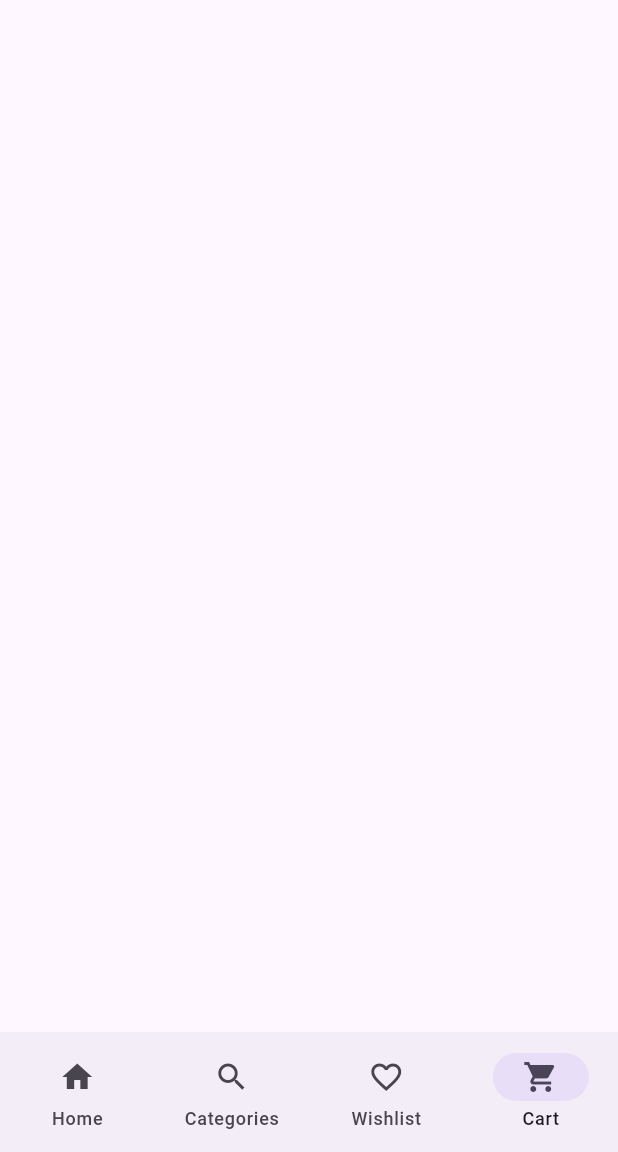
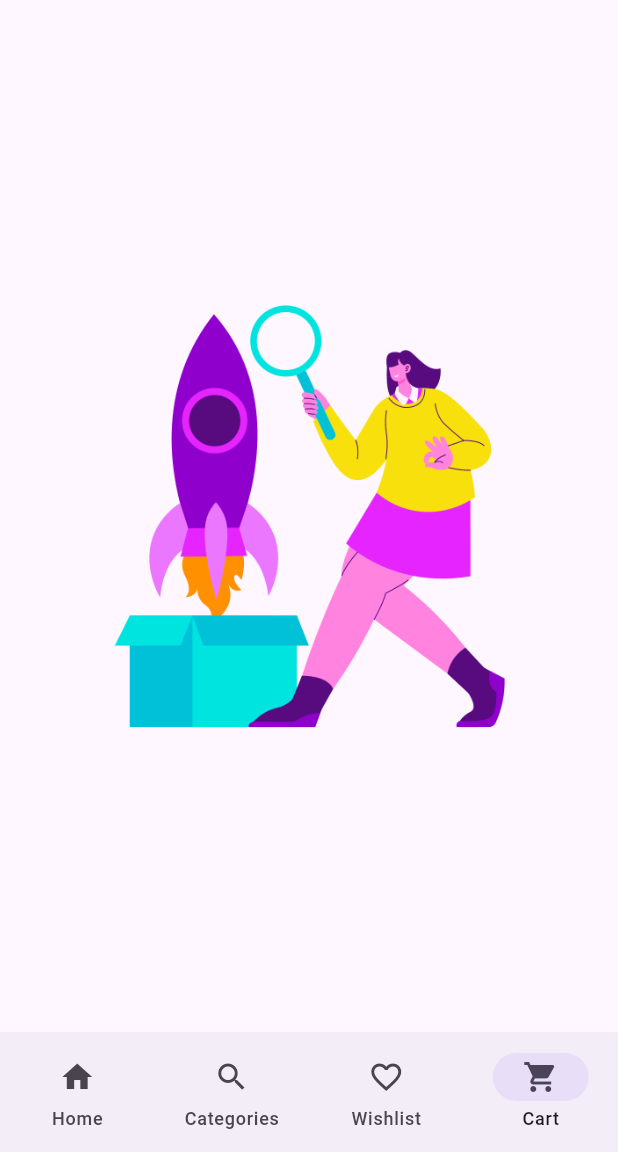
Before and after one commit to Sreejith779/fresho, a Flutter app: the screen it shows after launch, item 4 of the bottom bar chosen, on a phone screen of 412 x 824 dp, the part 84-1236 px from its top. Run offline on Flutter 3.47's test engine with Material 3 defaults, Android fonts, the light colour scheme and no system bars; our stand-ins replace bloc, flutter_bloc, skeletonizer; network calls fail.

Commit message:
fresho finishing stage

```diff
--- /dev/null
+++ b/lib/features/cart/bloc/cart_bloc.dart
@@ -0,0 +1,29 @@
+import 'dart:async';
+
+import 'package:bloc/bloc.dart';
+import 'package:fresho/dataModel/cartListItem.dart';
+import 'package:fresho/features/homePage/bloc/home_bloc.dart';
+import 'package:fresho/features/homePage/model/productModel.dart';
+import 'package:meta/meta.dart';
+
+part 'cart_event.dart';
+part 'cart_state.dart';
+
+class CartBloc extends Bloc<CartEvent, CartState> {
+  CartBloc() : super(CartInitial()) {
+
+    on<CartInitialEvent>(cartInitialEvent);
+    on<CartRemoveEvent>(cartRemoveEvent);
+  }
+
+  FutureOr<void> cartInitialEvent(CartInitialEvent event, Emitter<CartState> emit) {
+
+ emit(CartLoadedState(cartList: cartItems));
+  }
+
+  FutureOr<void> cartRemoveEvent(CartRemoveEvent event, Emitter<CartState> emit) {
+    cartItems.remove(event.removeFromCart);
+    print("cart Item removed");
+    emit(CartLoadedState(cartList: cartItems));
+  }
+}
--- /dev/null
+++ b/lib/features/cart/bloc/cart_event.dart
@@ -0,0 +1,11 @@
+part of 'cart_bloc.dart';
+
+@immutable
+abstract class CartEvent {}
+
+class CartInitialEvent extends CartEvent{}
+class CartRemoveEvent extends CartEvent{
+  final ProductModel removeFromCart;
+
+  CartRemoveEvent({required this.removeFromCart});
+}
--- /dev/null
+++ b/lib/features/cart/bloc/cart_state.dart
@@ -0,0 +1,14 @@
+part of 'cart_bloc.dart';
+
+@immutable
+abstract class CartState {}
+abstract class CartActionState extends CartState{}
+
+class CartInitial extends CartState {}
+class CartLoadedState extends CartState{
+
+  final List<ProductModel>cartList;
+
+  CartLoadedState({required this.cartList});
+}
+class CartItemPriceState extends CartState{}
--- a/lib/features/cart/ui/cartPage.dart
+++ b/lib/features/cart/ui/cartPage.dart
@@ -1,4 +1,7 @@
 import 'package:flutter/material.dart';
+import 'package:flutter_bloc/flutter_bloc.dart';
+import 'package:fresho/features/cart/bloc/cart_bloc.dart';
+import 'package:fresho/features/cart/ui/cart_Tile.dart';
 
 class CartPage extends StatefulWidget {
   const CartPage({super.key});
@@ -8,8 +11,102 @@ class CartPage extends StatefulWidget {
 }
 
 class _CartPageState extends State<CartPage> {
+   bool isData = true;
+  final CartBloc cartBloc = CartBloc();
+
+  @override
+  void initState() {
+    cartBloc.add(CartInitialEvent());
+    super.initState();
+  }
+
   @override
   Widget build(BuildContext context) {
-    return const Scaffold();
+    return BlocConsumer<CartBloc, CartState>(
+      bloc: cartBloc,
+
+      listenWhen: (previous,current)=>(current is CartActionState),
+      buildWhen: (previous,current)=>(current is !CartActionState),
+      listener: (context, state) {
+        // TODO: implement listener
+      },
+      builder: (context, state) {
+    switch(state.runtimeType){
+          case CartLoadedState:
+          final  loadedState = state as CartLoadedState;
+          double totalAmount = loadedState.cartList.fold(
+              0, (previousValue, element) => previousValue + element.price);
+            return Scaffold(
+              body: Container(
+
+                margin: const EdgeInsets.all(10),
+                child:
+                    Column(
+                      children: [
+
+                        Expanded(
+                          child: state.cartList.isNotEmpty?
+                          ListView.builder(
+                            itemCount: loadedState.cartList.length,
+                              itemBuilder: (context,index){
+
+
+                                return CartTile(productModel: loadedState.cartList[index], cartBloc: cartBloc,
+                                );
+
+                              }
+                              ):
+                               Center(child: Container(
+                                 height: 300,
+                                 decoration: const BoxDecoration(
+                                   image: DecorationImage(
+                                       image: AssetImage("assets/cart.png"),)
+                                 ),
+                               ))
+                        ),
+             if(state.cartList.isNotEmpty)   Container(
+                          padding: const EdgeInsets.only(left: 10,top: 20,right: 10,bottom: 20),
+                          height: 70,
+                          width: double.infinity,
+                          decoration: BoxDecoration(
+                            color: Colors.deepPurple.withOpacity(0.95),
+                            borderRadius: BorderRadius.circular(15),
+                          ),
+                          child:  Row(
+                            mainAxisAlignment:MainAxisAlignment.spaceBetween ,
+                            children: [
+                               Text("Total ${totalAmount.toStringAsFixed(0)}rs",
+                              style: const TextStyle(
+                                color: Colors.white,
+                                fontSize: 18
+                              ),),
+                              Container(
+                                height: 40,
+                                width: 100,
+                                decoration: BoxDecoration(
+                                  color: Colors.deepPurpleAccent.withOpacity(0.5),
+                                  borderRadius: BorderRadius.circular(10)
+                                ),
+                                child: const Center(child: Text("Place order",
+                                style: TextStyle(
+                                  color: Colors.white
+                                ),)),
+                              )
+
+
+                            ],
+                          ),
+                        )
+                      ],
+                    ),
+
+              ),
+            );
+
+          default:
+            return const Center(child: Text("Error"));
+        }
+      },
+    );
   }
 }
--- a/lib/features/wishList/bloc/wish_list_event.dart
+++ b/lib/features/wishList/bloc/wish_list_event.dart
@@ -3,3 +3,9 @@ part of 'wish_list_bloc.dart';
 @immutable
 abstract class WishListEvent {}
  class WishListInitialEvent extends WishListEvent{}
+
+class WishListRemoveItem extends WishListEvent{
+ final ProductModel productModel;
+
+  WishListRemoveItem({required this.productModel});
+}
--- a/lib/features/wishList/bloc/wish_list_state.dart
+++ b/lib/features/wishList/bloc/wish_list_state.dart
@@ -2,6 +2,7 @@ part of 'wish_list_bloc.dart';
 
 @immutable
 abstract class WishListState {}
+abstract class WishListActionState extends WishListState {}
 
 class WishListInitial extends WishListState {}
 class WishListLoadedState extends WishListState{
--- a/lib/features/wishList/ui/cartTile.dart
+++ b/lib/features/wishList/ui/cartTile.dart
@@ -70,7 +70,10 @@ class _CartTileState extends State<CartTile> {
                     child: Center(child: Text("Add To Cart",
                       style: TextStyle(color: Colors.white,fontWeight: FontWeight.w600),)),),
 
-                  IconButton(onPressed: (){}, icon: Icon(Icons.delete_outline_outlined,color: Colors.orange,))
+                  IconButton(onPressed: (){
+                    widget.wishListBloc.add(WishListRemoveItem(productModel: widget.productModel));
+                  },
+                       icon: Icon(Icons.delete_outline_outlined,color: Colors.orange,))
 
                 ],
               )
--- a/pubspec.yaml
+++ b/pubspec.yaml
@@ -37,6 +37,7 @@ dependencies:
   cupertino_icons: ^1.0.2
   flutter_bloc: ^8.1.4
   skeletonizer: ^1.1.0
+  carousel_slider: ^4.2.1
 
 dev_dependencies:
   flutter_test:
@@ -61,8 +62,8 @@ flutter:
   uses-material-design: true
 
   # To add assets to your application, add an assets section, like this:
-  # assets:
-  #   - images/a_dot_burr.jpeg
+  assets:
+  - assets/
   #   - images/a_dot_ham.jpeg
 
   # An image asset can refer to one or more resolution-specific "variants", see
```
Also changed, not shown: lib/features/cart/ui/cart_Tile.dart (added, +101 -0 lines), lib/features/homePage/ui/homePage.dart (+10 -1 lines), lib/features/wishList/bloc/wish_list_bloc.dart (+13 -0 lines), assets/cart.png (added), lib/dataModel/bannerData.dart (added), lib/dataModel/wishList.dart (line endings or trailing spaces), lib/features/homePage/ui/banner.dart (added), pubspec.lock.
